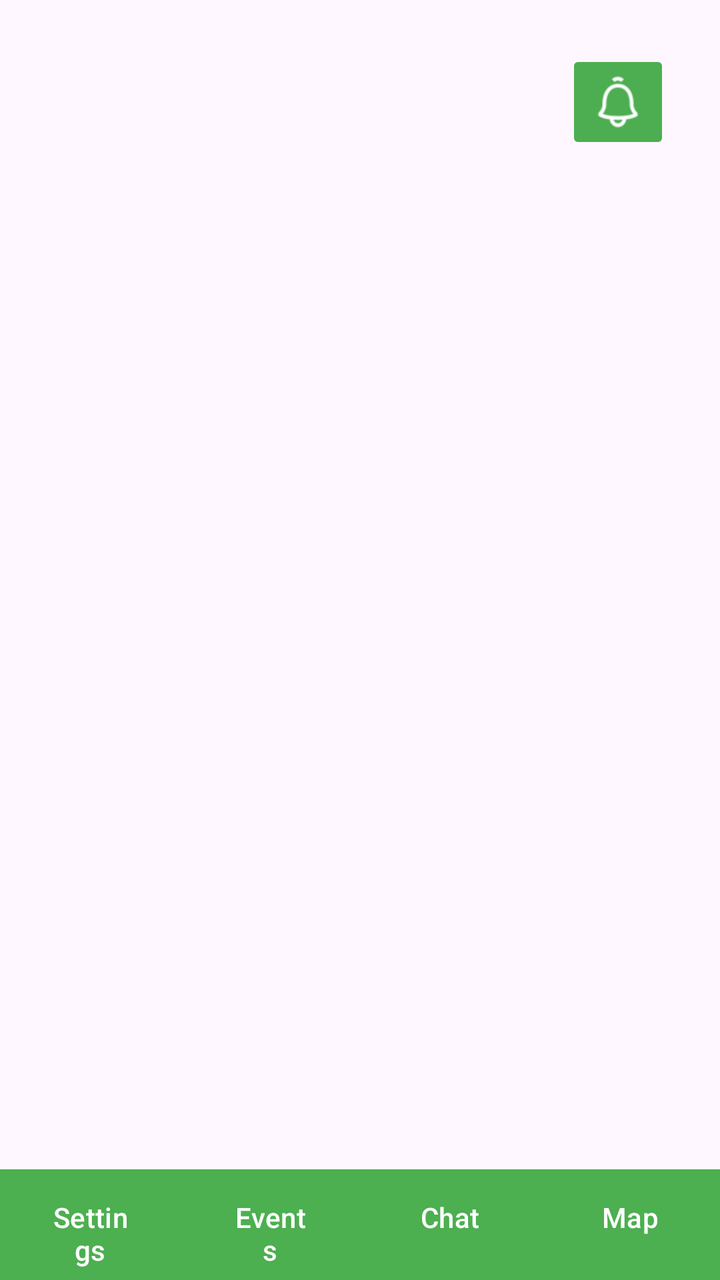
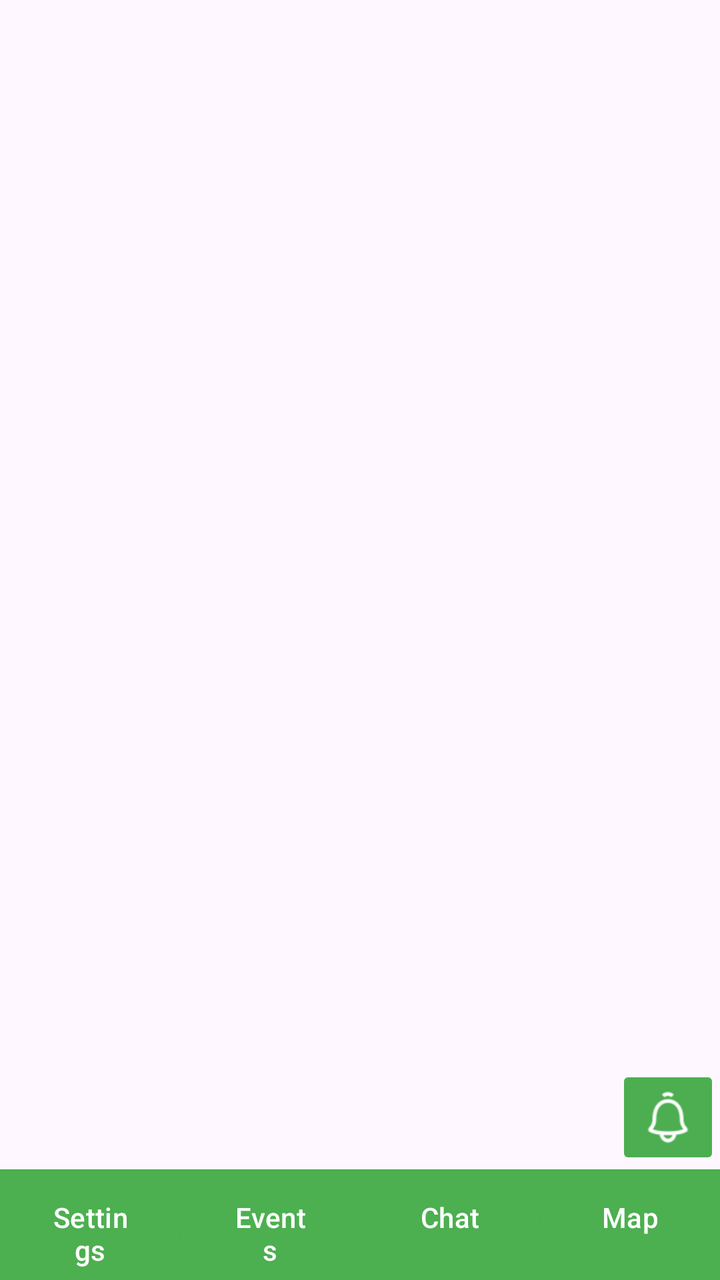

Before-and-after screenshots of an Android layout around one commit, followed by the original layout XML and the change that was made.
<!-- AndroidManifest.xml: application theme Theme.COSC341_Step4 -->
<!-- res/layout/activity_main.xml -->
<?xml version="1.0" encoding="utf-8"?>
<androidx.constraintlayout.widget.ConstraintLayout xmlns:android="http://schemas.android.com/apk/res/android"
    xmlns:app="http://schemas.android.com/apk/res-auto"
    xmlns:tools="http://schemas.android.com/tools"
    android:id="@+id/main"
    android:layout_width="match_parent"
    android:layout_height="match_parent"
    tools:context=".MainActivity">

    
    <androidx.fragment.app.FragmentContainerView
        android:id="@+id/fragment_container"
        android:layout_width="0dp"
        android:layout_height="0dp"
        app:layout_constraintTop_toTopOf="parent"
        app:layout_constraintBottom_toTopOf="@+id/bottom_nav_bar"
        app:layout_constraintStart_toStartOf="parent"
        app:layout_constraintEnd_toEndOf="parent" />

    
    <LinearLayout
        android:id="@+id/bottom_nav_bar"
        android:layout_width="0dp"
        android:layout_height="wrap_content"
        android:orientation="horizontal"
        android:background="#4CAF50"
        app:layout_constraintBottom_toBottomOf="parent"
        app:layout_constraintStart_toStartOf="parent"
        app:layout_constraintEnd_toEndOf="parent">

        <Button
            android:id="@+id/button"
            android:layout_width="0dp"
            android:layout_height="wrap_content"
            android:layout_weight="1"
            android:backgroundTint="#4CAF50"
            android:text="Settings"
            android:textColor="#FFFFFF" />

        <Button
            android:id="@+id/button2"
            android:layout_width="0dp"
            android:layout_height="wrap_content"
            android:layout_weight="1"
            android:backgroundTint="#4CAF50"
            android:onClick="onClickChat"
            android:text="Events"
            android:textColor="#FFFFFF" />

        <Button
            android:id="@+id/button3"
            android:layout_width="0dp"
            android:layout_height="wrap_content"
            android:layout_weight="1"
            android:backgroundTint="#4CAF50"
            android:onClick="onClickChat"
            android:text="Chat"
            android:textColor="#FFFFFF" />

        <Button
            android:id="@+id/mapButton"
            android:layout_width="0dp"
            android:layout_height="wrap_content"
            android:layout_weight="1"
            android:backgroundTint="#4CAF50"
            android:onClick="onClickMap"
            android:text="Map"
            android:textColor="#FFFFFF" />

    </LinearLayout>

    <ImageButton
        android:id="@+id/imageButton2"
        android:layout_width="52dp"
        android:layout_height="52dp"
        android:layout_marginTop="25dp"
        android:layout_marginEnd="25dp"
        android:backgroundTint="#4CAE50"
        android:scaleType="fitCenter"
        app:layout_constraintEnd_toEndOf="parent"
        app:layout_constraintTop_toTopOf="parent"
        app:srcCompat="@drawable/bell" />

</androidx.constraintlayout.widget.ConstraintLayout>
<!-- resources referenced by this layout -->
<resources>
  <!-- drawable bell: png bitmap (drawable, 1465 bytes) -->
  <style name="Theme.COSC341_Step4" parent="Base.Theme.COSC341_Step4" />
  <style name="Base.Theme.COSC341_Step4" parent="Theme.Material3.DayNight.NoActionBar">
          
          
      </style>
</resources>

<!-- the commit's change to res/layout/activity_main.xml (unified diff, before → after) -->
@@ -73,12 +73,11 @@
         android:id="@+id/imageButton2"
         android:layout_width="52dp"
         android:layout_height="52dp"
-        android:layout_marginTop="25dp"
-        android:layout_marginEnd="25dp"
         android:backgroundTint="#4CAE50"
+        android:onClick="onClickNotif"
         android:scaleType="fitCenter"
-        app:layout_constraintEnd_toEndOf="parent"
-        app:layout_constraintTop_toTopOf="parent"
+        app:layout_constraintBottom_toBottomOf="@+id/fragment_container"
+        app:layout_constraintEnd_toEndOf="@+id/bottom_nav_bar"
         app:srcCompat="@drawable/bell" />
 
 </androidx.constraintlayout.widget.ConstraintLayout>
